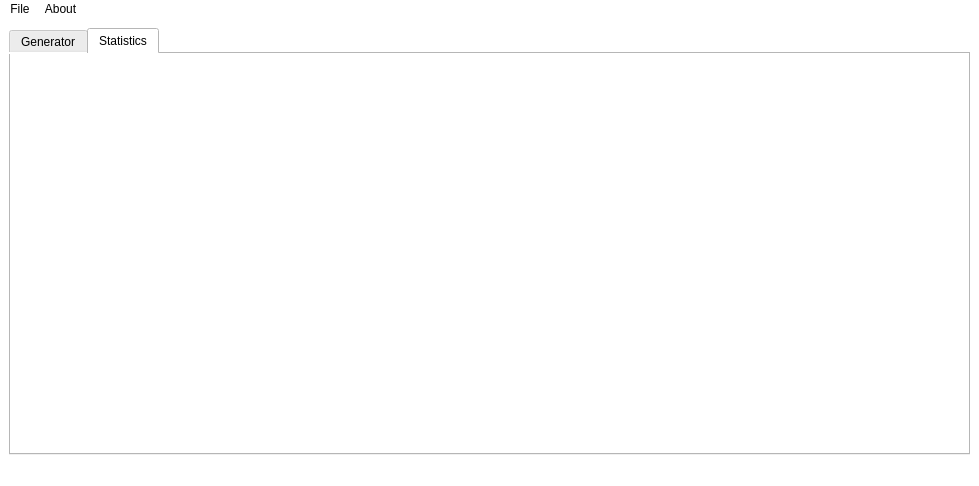
First picture: the form in MainWindow.ui, repository rialbat/IBMqRNG, before the edit.
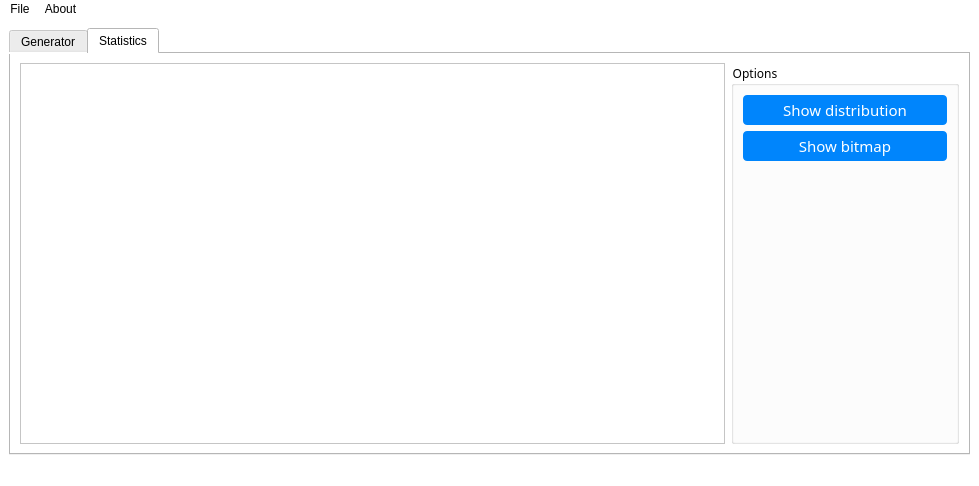
Second picture: the form after the edit. The open tabs and pages were chosen to show the change. Icons and pictures are not drawn. Custom widgets are drawn as their Qt base class.

What changed in the file:
```diff
--- a/MainWindow.ui
+++ b/MainWindow.ui
@@ -87,6 +87,78 @@
 	font-size:15px;
 	font-family:Century Gothic, sans-serif;
 	color:rgb(255,255,255);
+}
+#distribPushButton
+{
+	background:rgb(0,133,252);
+	border-radius:4px;
+	font-size:15px;
+	font-family:Century Gothic, sans-serif;
+	color:rgb(255,255,255);
+}
+#distribPushButton:pressed
+{
+	background:rgb(0,122,228);
+	border-radius:4px;
+	font-size:15px;
+	font-family:Century Gothic, sans-serif;
+	color:rgb(255,255,255);
+}
+#distribPushButton:disabled
+{
+	background:rgb(143,188,228);
+	border-radius:4px;
+	font-size:15px;
+	font-family:Century Gothic, sans-serif;
+	color:rgb(255,255,255);
+}
+#bitmapPushButton
+{
+	background:rgb(0,133,252);
+	border-radius:4px;
+	font-size:15px;
+	font-family:Century Gothic, sans-serif;
+	color:rgb(255,255,255);
+}
+#bitmapPushButton:pressed
+{
+	background:rgb(0,122,228);
+	border-radius:4px;
+	font-size:15px;
+	font-family:Century Gothic, sans-serif;
+	color:rgb(255,255,255);
+}
+#bitmapPushButton:disabled
+{
+	background:rgb(143,188,228);
+	border-radius:4px;
+	font-size:15px;
+	font-family:Century Gothic, sans-serif;
+	color:rgb(255,255,255);
+}
+#clearPushButton
+{
+	background:rgb(0,133,252);
+	border-radius:4px;
+	font-size:15px;
+	font-family:Century Gothic, sans-serif;
+	color:rgb(255,255,255);
+}
+#clearPushButton:pressed
+{
+	background:rgb(0,122,228);
+	border-radius:4px;
+	font-size:15px;
+	font-family:Century Gothic, sans-serif;
+	color:rgb(255,255,255);
+}
+#clearPushButton:disabled
+{
+	background:rgb(143,188,228);
+	border-radius:4px;
+	font-size:15px;
+	font-family:Century Gothic, sans-serif;
+	color:rgb(255,255,255);
 }</string>
   </property>
   <widget class="QWidget" name="centralwidget">
@@ -461,6 +533,79 @@
        <attribute name="title">
         <string>Statistics</string>
        </attribute>
+       <layout class="QGridLayout" name="gridLayout_7">
+        <item row="0" column="0">
+         <layout class="QHBoxLayout" name="horizontalLayout_9">
+          <item>
+           <widget class="QTableView" name="statTableView"/>
+          </item>
+          <item>
+           <widget class="QGroupBox" name="groupBox_4">
+            <property name="title">
+             <string>Options</string>
+            </property>
+            <layout class="QGridLayout" name="gridLayout_6">
+             <item row="0" column="0">
+              <layout class="QVBoxLayout" name="verticalLayout_5">
+               <item>
+                <widget class="QPushButton" name="distribPushButton">
+                 <property name="minimumSize">
+                  <size>
+                   <width>204</width>
+                   <height>30</height>
+                  </size>
+                 </property>
+                 <property name="maximumSize">
+                  <size>
+                   <width>204</width>
+                   <height>30</height>
+                  </size>
+                 </property>
+                 <property name="text">
+                  <string>Show distribution</string>
+                 </property>
+                </widget>
+               </item>
+               <item>
+                <widget class="QPushButton" name="bitmapPushButton">
+                 <property name="minimumSize">
+                  <size>
+                   <width>204</width>
+                   <height>30</height>
+                  </size>
+                 </property>
+                 <property name="maximumSize">
+                  <size>
+                   <width>204</width>
+                   <height>30</height>
+                  </size>
+                 </property>
+                 <property name="text">
+                  <string>Show bitmap</string>
+                 </property>
+                </widget>
+               </item>
+              </layout>
+             </item>
+             <item row="1" column="0">
+              <spacer name="verticalSpacer_2">
+               <property name="orientation">
+                <enum>Qt::Vertical</enum>
+               </property>
+               <property name="sizeHint" stdset="0">
+                <size>
+                 <width>20</width>
+                 <height>40</height>
+                </size>
+               </property>
+              </spacer>
+             </item>
+            </layout>
+           </widget>
+          </item>
+         </layout>
+        </item>
+       </layout>
       </widget>
      </widget>
     </item>
```
Left out of the diff: 58 changed lines with no effect on the pictures.
